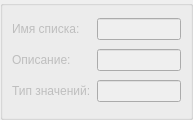
rdnvndr/raindrop, file src/plugins/modeleride/lovwidget.ui: the form before one commit.
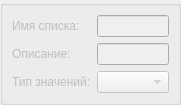
The form after the commit.

Diff of the .ui file:
```diff
--- a/src/plugins/modeleride/lovwidget.ui
+++ b/src/plugins/modeleride/lovwidget.ui
@@ -6,8 +6,8 @@
    <rect>
     <x>0</x>
     <y>0</y>
-    <width>193</width>
-    <height>120</height>
+    <width>174</width>
+    <height>94</height>
    </rect>
   </property>
   <property name="windowTitle">
@@ -49,9 +49,6 @@
         </property>
        </widget>
       </item>
-      <item row="2" column="1">
-       <widget class="QLineEdit" name="lineEditLovType"/>
-      </item>
       <item row="0" column="0">
        <widget class="QLabel" name="labelLovName">
         <property name="text">
@@ -73,6 +70,9 @@
         </property>
        </widget>
       </item>
+      <item row="2" column="1">
+       <widget class="QComboBox" name="comboBoxLovType"/>
+      </item>
      </layout>
     </widget>
    </item>
```
